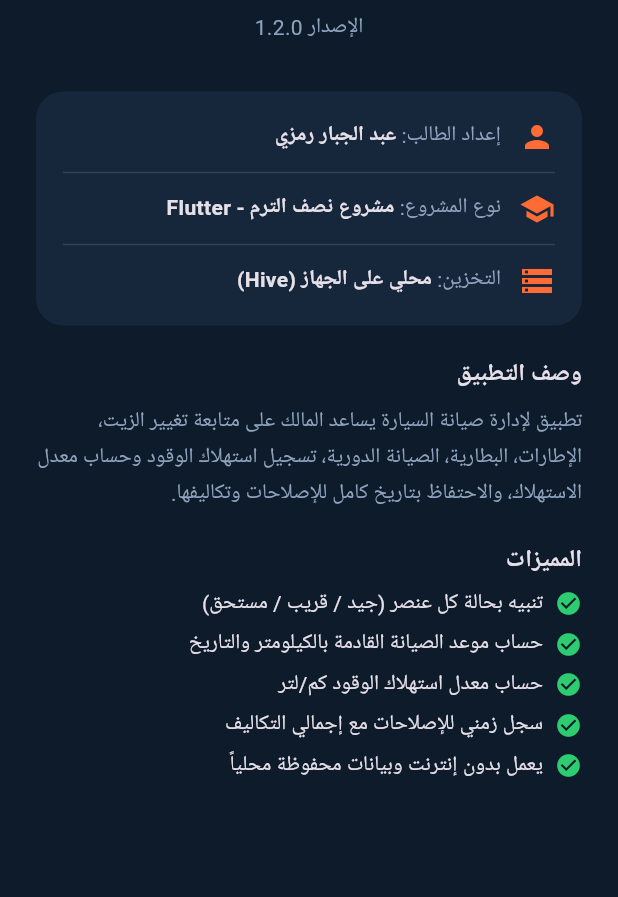
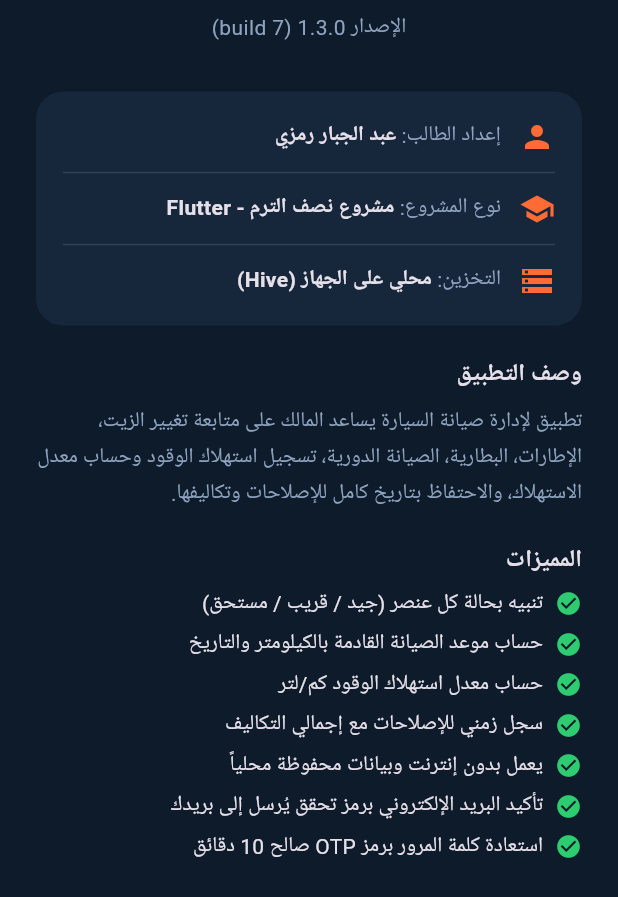
Before and after one commit to MoTechSys/Flutter-Native-App-011, a Flutter app: the AboutScreen screen opened directly, on a phone screen of 412 x 824 dp, the part 339-1236 px from its top. Run offline on Flutter 3.47's test engine with Material 3 defaults, Android fonts, the phone set to English and light mode, and no system bars; our stand-ins replace shared_preferences, sqflite, sqflite_common_ffi_web; missing offline and left inert: mailer; accounts and stored records are empty; network calls fail.

Commit message:
docs(1.3.0): CHANGELOG with full version history (versionName/versionCode/tag/commit/APK), version table in README, about screen shows 1.3.0 (build 7) + e-mail OTP features, BUILD_GUIDE release checklist; rebuild releases/CarCare-v1.3.0.apk

```diff
--- a/lib/screens/about_screen.dart
+++ b/lib/screens/about_screen.dart
@@ -96,7 +96,7 @@ class _AboutScreenState extends State<AboutScreen> {
                 child: const Padding(
                   padding: EdgeInsets.all(8),
                   child: Text(
-                    'الإصدار 1.2.0',
+                    'الإصدار 1.3.0 (build 7)',
                     style: TextStyle(color: AppColors.textDim),
                   ),
                 ),
@@ -146,6 +146,8 @@ class _AboutScreenState extends State<AboutScreen> {
               'حساب معدل استهلاك الوقود كم/لتر',
               'سجل زمني للإصلاحات مع إجمالي التكاليف',
               'يعمل بدون إنترنت وبيانات محفوظة محلياً',
+              'تأكيد البريد الإلكتروني برمز تحقق يُرسل إلى بريدك',
+              'استعادة كلمة المرور برمز OTP صالح 10 دقائق',
             ].map(
               (f) => Padding(
                 padding: const EdgeInsets.only(bottom: 6),
```
Also changed, not shown: 5 other files.
